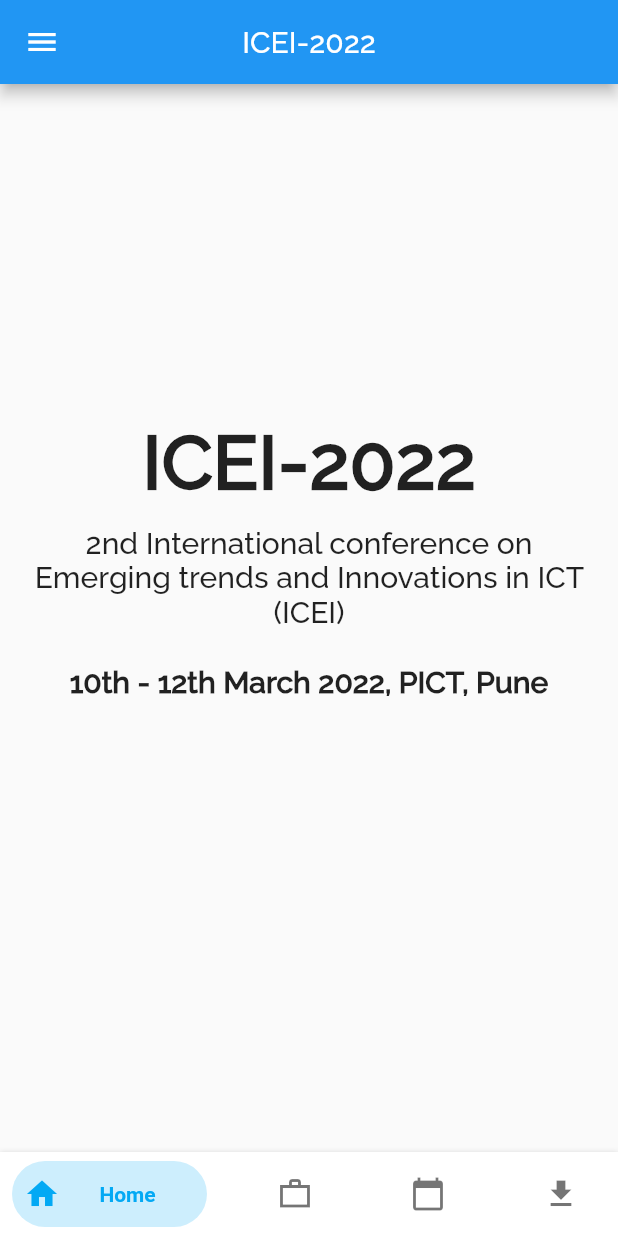
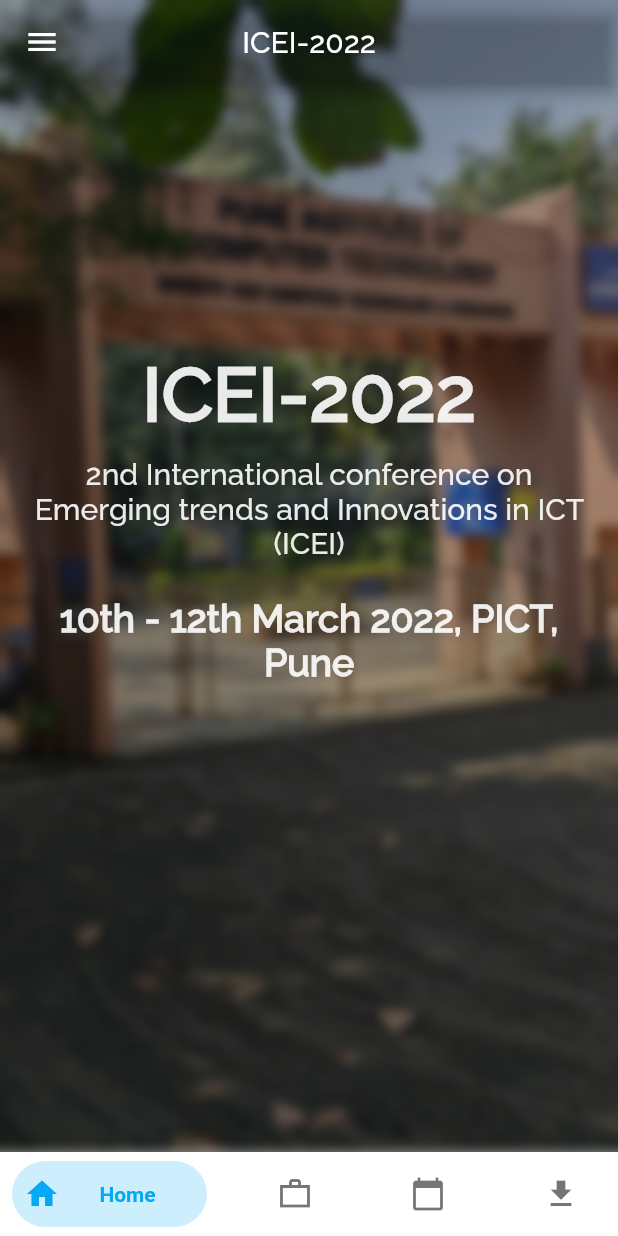
Before and after one commit to anupampatil44/pict-icei, a Flutter app: the screen it shows after launch, on a phone screen of 412 x 824 dp. Run offline on Flutter 3.47's test engine with Material 2 defaults, Android fonts, the phone set to English and light mode, and no system bars; drawn by our look-alikes of animated_text_kit, bottom_navy_bar, delayed_display; our stand-ins replace font_awesome_flutter, page_transition, timer_count_down; missing offline and left inert: date_count_down, flutter_pdfview.

Commit message:
home screen background image
Made the app bar transparent and also made extendbeyondappbar true

```diff
--- a/lib/bottom-tabs/tab1.dart
+++ b/lib/bottom-tabs/tab1.dart
@@ -1,10 +1,10 @@
 import 'dart:async';
+import 'dart:ui';
 
+import 'package:animated_text_kit/animated_text_kit.dart';
 import 'package:date_count_down/countdown.dart';
-import 'package:flutter/cupertino.dart';
 import 'package:flutter/material.dart';
 import 'package:delayed_display/delayed_display.dart';
-import 'package:date_count_down/date_count_down.dart';
 
 class Tab1 extends StatefulWidget {
   const Tab1({Key? key}) : super(key: key);
@@ -14,7 +14,6 @@ class Tab1 extends StatefulWidget {
 }
 
 class _Tab1State extends State<Tab1> {
-
   String countTime = "Loading...";
 
   late Timer _timer;
@@ -22,8 +21,7 @@ class _Tab1State extends State<Tab1> {
   @override
   void initState() {
     super.initState();
-    _timer = Timer.periodic(const Duration(seconds: 1),
-            (timer) {
+    _timer = Timer.periodic(const Duration(seconds: 1), (timer) {
       setState(() {});
     });
   }
@@ -36,67 +34,114 @@ class _Tab1State extends State<Tab1> {
 
   @override
   Widget build(BuildContext context) {
-    countTime = CountDown().timeLeft(DateTime.parse("2022-03-10"),
-      "Conference ongoing now!"
-    );
+    countTime = CountDown()
+        .timeLeft(DateTime.parse("2022-03-10"), "Conference ongoing now!");
     return Center(
       child: Container(
-        child: Column(
+        decoration: const BoxDecoration(
+          image: DecorationImage(
+              image: AssetImage("assets/about_pict.jpg"), fit: BoxFit.cover),
+        ),
+        child: BackdropFilter(
+          filter: ImageFilter.blur(sigmaX: 4.0, sigmaY: 4.0),
+          child: Stack(
+            children: [
+              Container(
+                color: Color.fromRGBO(0, 0, 0, 0.35),
+              ),
+              Column(
                 mainAxisAlignment: MainAxisAlignment.center,
                 children: [
-            Center(child: DelayedDisplay(
-                    delay: Duration(seconds: 1),
-                child:Text("ICEI-2022",style:TextStyle(
+                  Center(
+                    child: AnimatedTextKit(
+                      animatedTexts: [
+                        TypewriterAnimatedText(
+                          "ICEI-2022",
+                          speed: const Duration(milliseconds: 150),
+                          textStyle: TextStyle(
+                              fontSize: 50,
                               fontFamily: 'Raleway',
                               fontWeight: FontWeight.bold,
-              fontSize: 50
+                              color: Colors.white.withOpacity(0.9)),
+                        )
+                      ],
+                      isRepeatingAnimation: true,
+                      repeatForever: true,
+                    ),
+                  ),
+                  // Center(
+                  //   child: DelayedDisplay(
+                  //     delay: Duration(seconds: 1),
+                  //     child: Text(
+                  //       "ICEI-2022",
+                  //       style: TextStyle(
+                  //           color: Colors.white.withOpacity(0.9),
+                  //           fontFamily: 'Raleway',
+                  //           fontWeight: FontWeight.bold,
+                  //           fontSize: 50),
+                  //       textAlign: TextAlign.center,
+                  //     ),
+                  //   ),
+                  // ),
+                  Padding(
+                    padding: const EdgeInsets.all(12.0),
+                    child: Center(
+                      child: DelayedDisplay(
+                        delay: Duration(seconds: 1),
+                        child: Text(
+                          "2nd International conference on Emerging trends and Innovations in ICT (ICEI)",
+                          style: TextStyle(
+                            fontFamily: 'Raleway',
+                            fontSize: 20,
+                            color: Colors.white.withOpacity(0.9),
                           ),
                           textAlign: TextAlign.center,
-            ))),
-            Padding(
-              padding: const EdgeInsets.all(12.0),
-              child: Center(child: DelayedDisplay(
-                delay: Duration(seconds: 1),
-                child: Text("2nd International conference on Emerging trends and Innovations in ICT (ICEI)",style:TextStyle(
-                    fontFamily: 'Raleway',
-                    fontSize: 20
                         ),
-                  textAlign: TextAlign.center,),
-              )
+                      ),
                     ),
                   ),
                   Padding(
                     padding: const EdgeInsets.all(12.0),
-              child: Center(child: DelayedDisplay(
+                    child: Center(
+                      child: DelayedDisplay(
                         delay: Duration(seconds: 1),
-                child: Text("10th - 12th March 2022, PICT, Pune",style:TextStyle(
+                        child: Text(
+                          "10th - 12th March 2022, PICT, Pune",
+                          style: TextStyle(
                             fontFamily: 'Raleway',
-                    fontSize: 20,
-                  fontWeight: FontWeight.bold
-                ),
-                  textAlign: TextAlign.center,),
-              )
-              ),
-            ),
-
-            SizedBox(height: 20,),
-
-            Padding(
-              padding: const EdgeInsets.all(12.0),
-              child: Center(child: DelayedDisplay(
-                delay: Duration(seconds: 1),
-                child: Text(countTime, style:TextStyle(
-                    fontFamily: 'Raleway',
-                    // fontWeight: FontWeight.bold,
-                    fontSize: 20
+                            fontSize: 25,
+                            fontWeight: FontWeight.bold,
+                            color: Colors.white.withOpacity(0.9),
                           ),
                           textAlign: TextAlign.center,
                         ),
-              )
                       ),
                     ),
-
+                  ),
+                  SizedBox(
+                    height: 20,
+                  ),
+                  Padding(
+                    padding: const EdgeInsets.all(12.0),
+                    child: Center(
+                      child: DelayedDisplay(
+                        delay: Duration(seconds: 1),
+                        child: Text(
+                          countTime,
+                          style: TextStyle(
+                              color: Colors.white.withOpacity(0.9),
+                              fontFamily: 'Raleway',
+                              // fontWeight: FontWeight.bold,
+                              fontSize: 20),
+                          textAlign: TextAlign.center,
+                        ),
+                      ),
+                    ),
+                  ),
                 ],
+              ),
+            ],
+          ),
         ),
       ),
     );
--- a/lib/pages/homelayout.dart
+++ b/lib/pages/homelayout.dart
@@ -40,8 +40,9 @@ class _homeState extends State<homelayout> {
           ),
         ),
         centerTitle: true,
-        backgroundColor: Colors.blue,
+        backgroundColor: Colors.transparent,
       ),
+      extendBodyBehindAppBar: true,
       drawer: AppDrawer(),
       body: _screens[_selectedIndex],
       bottomNavigationBar: BottomNavyBar(
--- a/pubspec.yaml
+++ b/pubspec.yaml
@@ -58,6 +58,7 @@ dependencies:
 
   #text animations:
   delayed_display: ^2.0.0
+  animated_text_kit: ^4.2.1
 
 dev_dependencies:
   flutter_test:
```
Also changed, not shown: pubspec.lock. Lines whose indentation alone changed are shown as unchanged.
